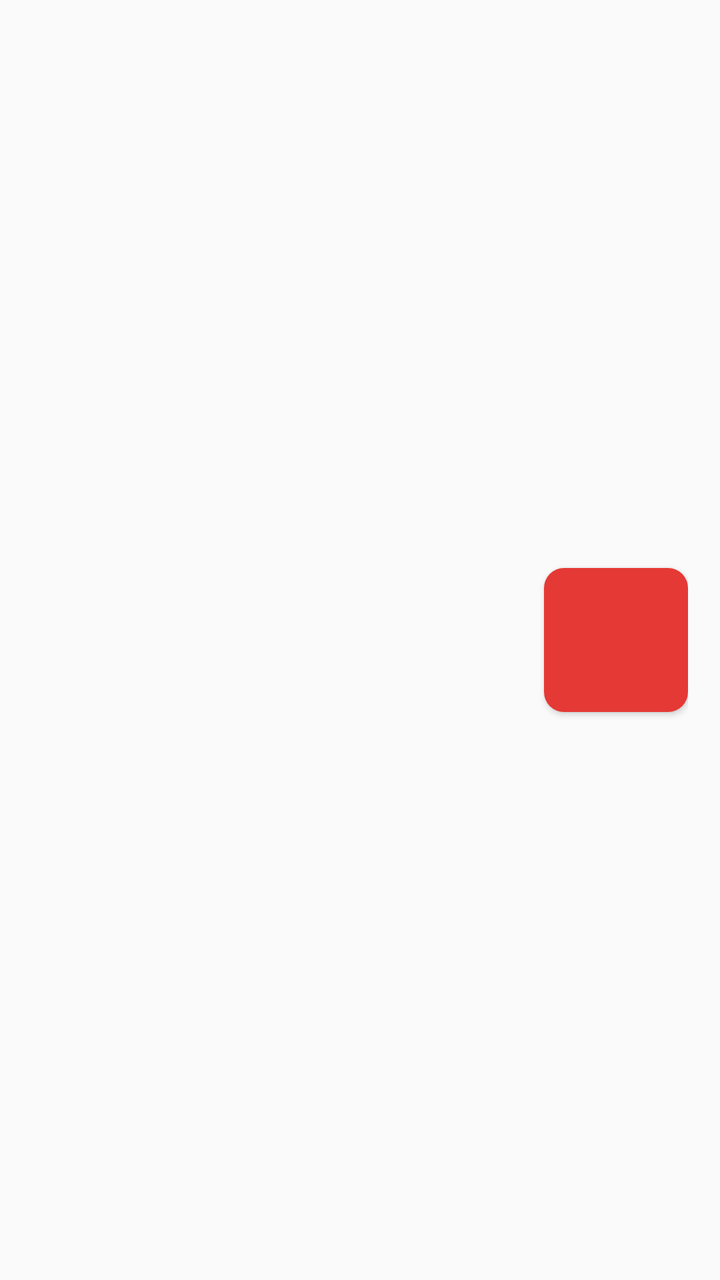
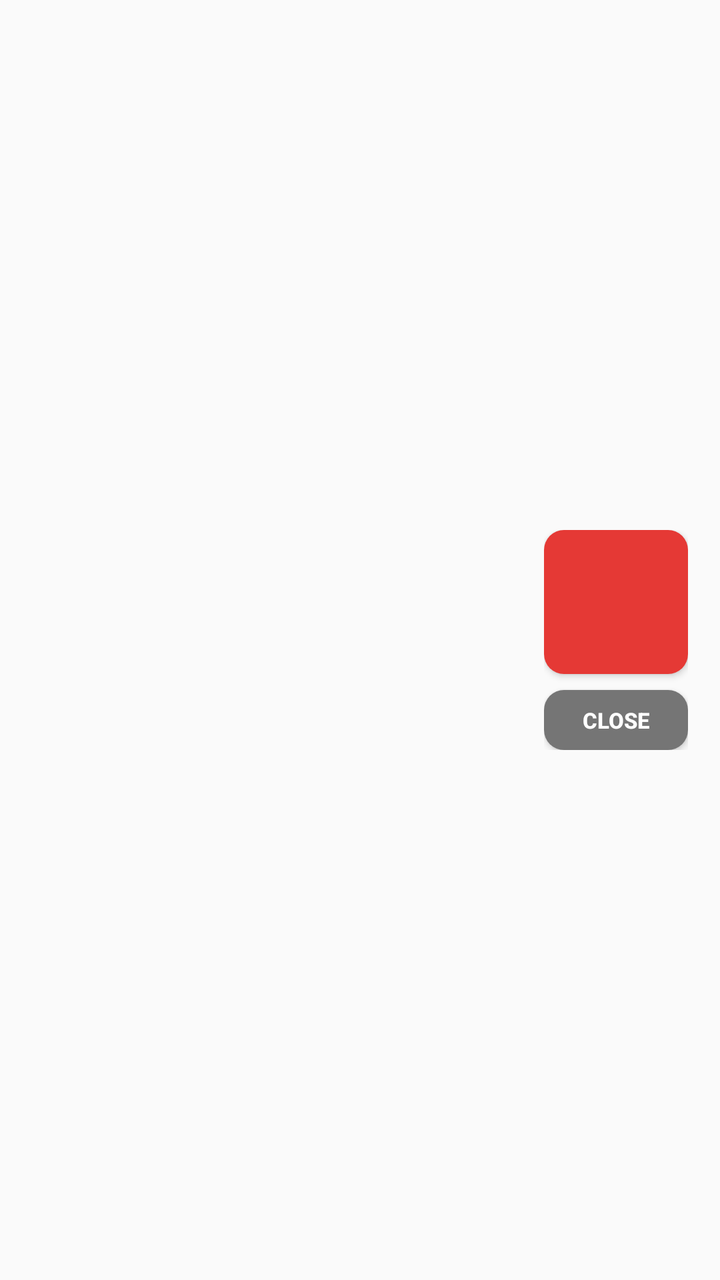

Before-and-after screenshots of an Android layout around one commit, followed by the original layout XML and the change that was made.
<!-- AndroidManifest.xml: application theme AppTheme -->
<!-- res/layout/notification_quick_controls_big.xml -->
<?xml version="1.0" encoding="utf-8"?>
<LinearLayout xmlns:android="http://schemas.android.com/apk/res/android"
    android:layout_width="match_parent"
    android:layout_height="wrap_content"
    android:orientation="horizontal"
    android:gravity="center_vertical"
    android:padding="16dp">

    <LinearLayout
        android:layout_width="0dp"
        android:layout_height="wrap_content"
        android:layout_weight="1"
        android:orientation="vertical">

        <TextView
            android:id="@+id/notif_title_big"
            android:layout_width="wrap_content"
            android:layout_height="wrap_content"
            android:textColor="#2E7D32"
            android:textSize="15sp"
            android:textStyle="bold" />

        <TextView
            android:id="@+id/notif_speed_big"
            android:layout_width="wrap_content"
            android:layout_height="wrap_content"
            android:textColor="#388E3C"
            android:textSize="13sp"
            android:layout_marginTop="2dp" />

        <TextView
            android:id="@+id/notif_text_big"
            android:layout_width="wrap_content"
            android:layout_height="wrap_content"
            android:textColor="#388E3C"
            android:textSize="13sp"
            android:layout_marginTop="2dp" />

        <TextView
            android:id="@+id/notif_overdue_big"
            android:layout_width="wrap_content"
            android:layout_height="wrap_content"
            android:textColor="#388E3C"
            android:textSize="13sp"
            android:layout_marginTop="2dp" />

        <TextView
            android:id="@+id/notif_mode_big"
            android:layout_width="wrap_content"
            android:layout_height="wrap_content"
            android:textColor="#388E3C"
            android:textSize="13sp"
            android:layout_marginTop="2dp" />
    </LinearLayout>

    <Button
        android:id="@+id/notif_action_btn_big"
        android:layout_width="72dp"
        android:layout_height="72dp"
        android:layout_marginStart="16dp"
        android:minWidth="0dp"
        android:minHeight="0dp"
        android:padding="0dp"
        android:textColor="#FFFFFFFF"
        android:textStyle="bold"
        android:textSize="14sp"
        android:background="@drawable/notif_btn_record" />
</LinearLayout>
<!-- resources referenced by this layout -->
<resources>
  <!-- drawable notif_btn_record (drawable) -->
  <?xml version="1.0" encoding="utf-8"?>
  <shape xmlns:android="http://schemas.android.com/apk/res/android" android:shape="rectangle">
      <solid android:color="#E53935"/>
      <corners android:radius="10dp"/>
  </shape>
  <style name="AppTheme" parent="Theme.AppCompat.Light.DarkActionBar">
          
          <item name="colorPrimary">@color/colorPrimary</item>
          <item name="colorPrimaryDark">@color/colorPrimaryDark</item>
          <item name="colorAccent">@color/colorAccent</item>
      </style>
</resources>

<!-- the commit's change to res/layout/notification_quick_controls_big.xml (unified diff, before → after) -->
@@ -53,16 +53,38 @@
             android:layout_marginTop="2dp" />
     </LinearLayout>
 
-    <Button
-        android:id="@+id/notif_action_btn_big"
-        android:layout_width="72dp"
-        android:layout_height="72dp"
+    <LinearLayout
+        android:layout_width="wrap_content"
+        android:layout_height="wrap_content"
         android:layout_marginStart="16dp"
-        android:minWidth="0dp"
-        android:minHeight="0dp"
-        android:padding="0dp"
-        android:textColor="#FFFFFFFF"
-        android:textStyle="bold"
-        android:textSize="14sp"
-        android:background="@drawable/notif_btn_record" />
+        android:orientation="vertical"
+        android:gravity="center_horizontal">
+
+        <Button
+            android:id="@+id/notif_action_btn_big"
+            android:layout_width="72dp"
+            android:layout_height="72dp"
+            android:minWidth="0dp"
+            android:minHeight="0dp"
+            android:padding="0dp"
+            android:textColor="#FFFFFFFF"
+            android:textStyle="bold"
+            android:textSize="14sp"
+            android:background="@drawable/notif_btn_record" />
+
+        
+        <Button
+            android:id="@+id/notif_close_btn_big"
+            android:layout_width="72dp"
+            android:layout_height="30dp"
+            android:layout_marginTop="8dp"
+            android:minWidth="0dp"
+            android:minHeight="0dp"
+            android:padding="0dp"
+            android:text="CLOSE"
+            android:textColor="#FFFFFFFF"
+            android:textStyle="bold"
+            android:textSize="11sp"
+            android:background="@drawable/notif_btn_close" />
+    </LinearLayout>
 </LinearLayout>
<!-- resource entries referenced after the edit -->
@@ -1,5 +1,11 @@
 <!-- resources referenced by this layout -->
 <resources>
+  <!-- drawable notif_btn_close (drawable) -->
+  <?xml version="1.0" encoding="utf-8"?>
+  <shape xmlns:android="http://schemas.android.com/apk/res/android" android:shape="rectangle">
+      <solid android:color="#757575"/>
+      <corners android:radius="10dp"/>
+  </shape>
   <!-- drawable notif_btn_record (drawable) -->
   <?xml version="1.0" encoding="utf-8"?>
   <shape xmlns:android="http://schemas.android.com/apk/res/android" android:shape="rectangle">
